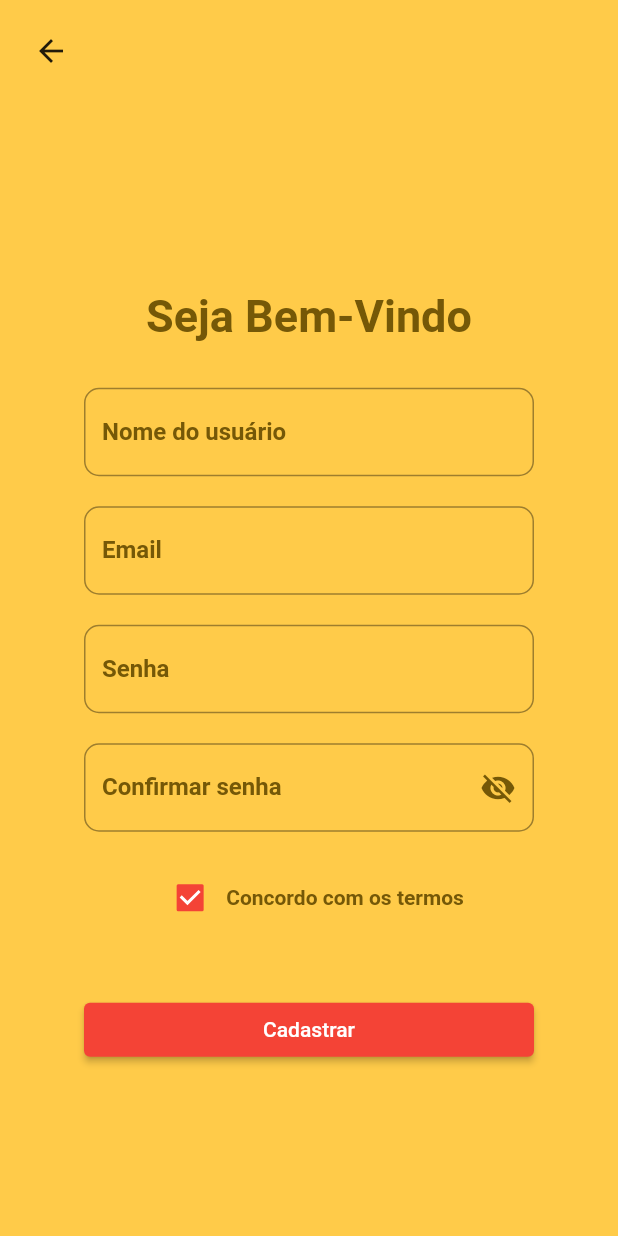
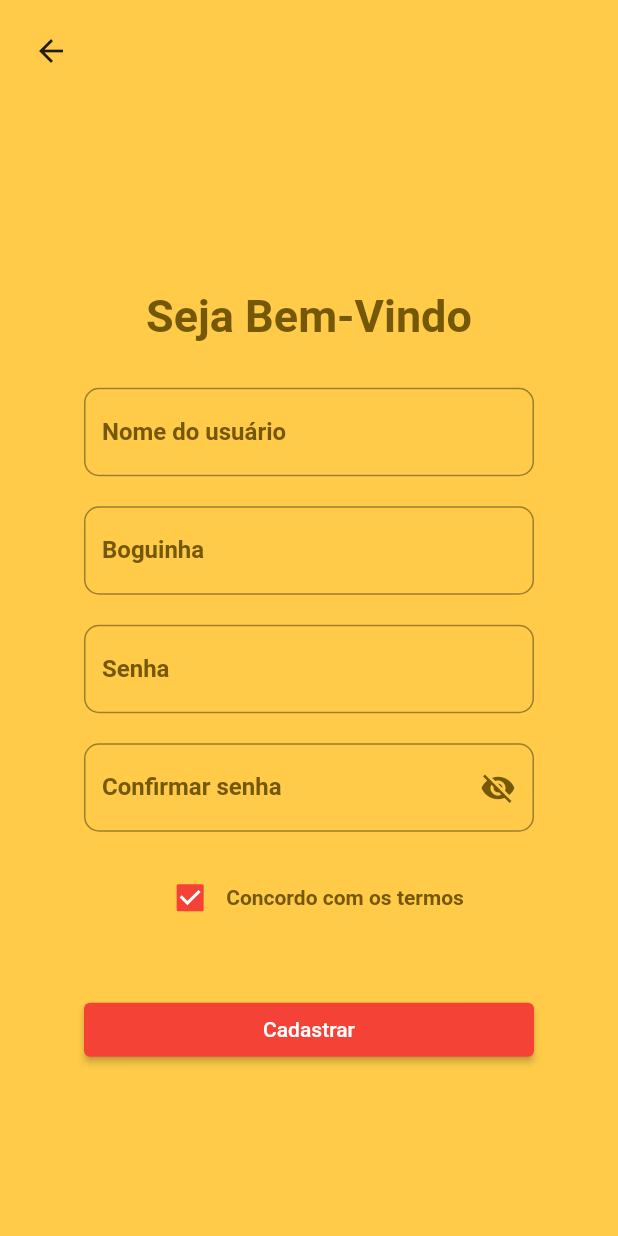
Before and after one commit to moisescorreaa/projeto-easycook, a Flutter app: the RegisterPage screen opened by its route, on a phone screen of 412 x 824 dp. Run offline on Flutter 3.47's test engine with Material 2 defaults, Android fonts, the light colour scheme and no system bars.

Commit message:
Testando funcionalidades git

```diff
--- a/lib/views/register-page.dart
+++ b/lib/views/register-page.dart
@@ -55,7 +55,7 @@ class _RegisterPageState extends State<RegisterPage> {
                         keyboardType: TextInputType
                             .emailAddress, // aparece o @ no teclado
                         decoration: InputDecoration(
-                          labelText: "Email",
+                          labelText: "Boguinha",
                           labelStyle: TextStyle(
                             color: Color.fromRGBO(117, 88, 7, 1),
                             fontWeight: FontWeight.bold,
```
